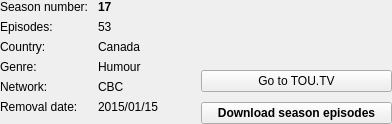
Old version of the form toutvqt/dat/ui/season_infos_widget.ui in the repository bvanheu/pytoutv.
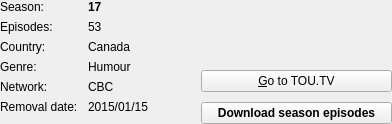
New version of the form.

Commit message: Qt: be more precise in infos widgets labels

```diff
--- a/toutvqt/dat/ui/season_infos_widget.ui
+++ b/toutvqt/dat/ui/season_infos_widget.ui
@@ -33,7 +33,7 @@
        <item row="0" column="0">
         <widget class="QLabel" name="season_number_label">
          <property name="text">
-          <string>Season number:</string>
+          <string>Season:</string>
          </property>
         </widget>
        </item>
@@ -148,7 +148,7 @@
         </size>
        </property>
        <property name="text">
-        <string>Go to TOU.TV</string>
+        <string>&amp;Go to TOU.TV</string>
        </property>
       </widget>
      </item>
```
The commit also changes 2 other files.
